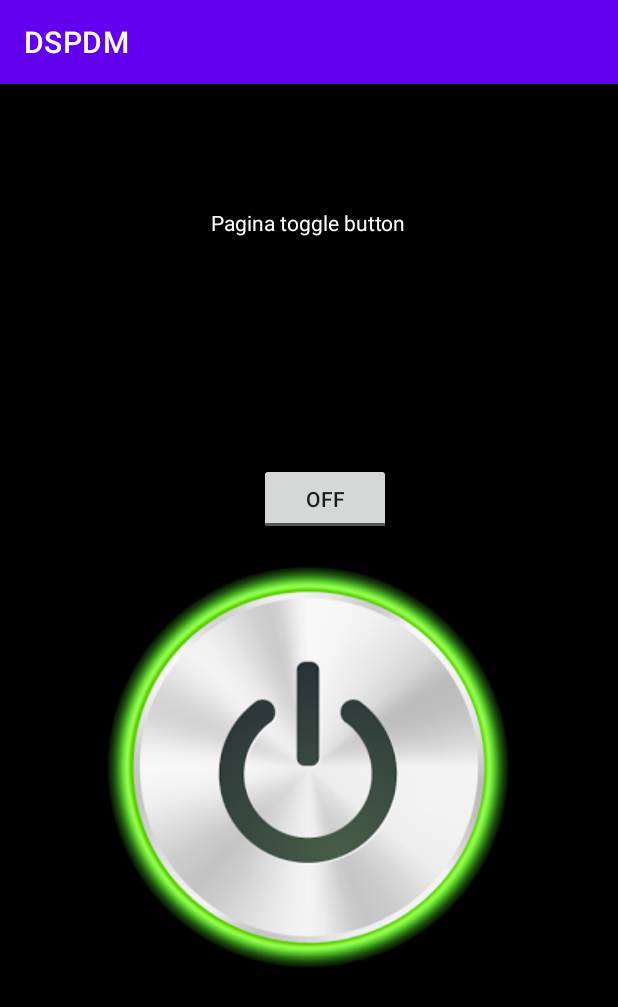
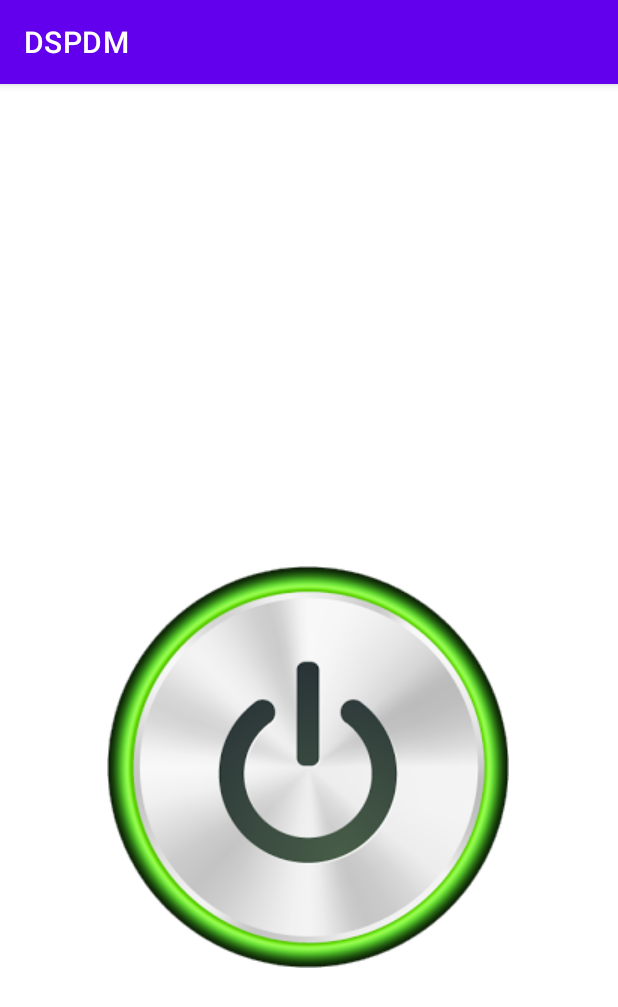
Before and after one commit to lazarojr25/DSPDM, an Android app: the LanternaActivity screen opened directly, with no data from a screen before it, after a tap on an icon or button, on a phone screen of 412 x 824 dp. Shown: the top 1007 px of the screen. Run offline under Robolectric (Android 15) with nearby library versions, the phone set to English and light mode, and no system bars.

Commit message:
alteração no layout de lanterna, deixando apenas o imageButton

```diff
--- a/app/src/main/java/br/com/dspdm/quixada/ufc/LanternaActivity.java
+++ b/app/src/main/java/br/com/dspdm/quixada/ufc/LanternaActivity.java
@@ -26,7 +26,6 @@
 public class LanternaActivity extends AppCompatActivity {
 
     private TextView statusLanterna;
-    private ToggleButton toggleButton;
     private ImageButton imageButtonOnOffLantern;
     private ConstraintLayout btntoggle_view;
     private CameraManager cameraManager;
@@ -42,12 +41,8 @@
     protected void onCreate(Bundle savedInstanceState) {
         super.onCreate(savedInstanceState);
         setContentView(R.layout.activity_button_toggle);
-        btntoggle_view = (ConstraintLayout) findViewById(R.id.activityToggleButtonId);
-        statusLanterna = (TextView)findViewById(R.id.textView);
         imageButtonOnOffLantern = (ImageButton)findViewById(R.id.imageButton_on_lantern);
-        toggleButton = findViewById(R.id.toggleButton01);
-        btntoggle_view.setBackgroundColor(Color.BLACK);
-        statusLanterna.setTextColor(Color.BLACK);
+        //toggleButton = findViewById(R.id.toggleButton01);
         cameraManager = (CameraManager) getSystemService(Context.CAMERA_SERVICE); // instancio o gerenciador de camera
         v = (Vibrator) getSystemService(VIBRATOR_SERVICE);
         kabum = (VideoView) findViewById(R.id.kabum);
@@ -56,21 +51,17 @@
         kabum.setVideoURI(u);
 
         //alteraCorFundo(btntoggle_view);
-        ligarLanterma(btntoggle_view);
+        ligarLanterma();
 
     }
 
-    public void ligarLanterma(ConstraintLayout main_view)
+    public void ligarLanterma()
     {
         imageButtonOnOffLantern.setOnClickListener(new View.OnClickListener() {
             @Override
             public void onClick(View view) {
                 onOffLanterna = !onOffLanterna;
                 if (onOffLanterna) { // liga o led e altera a cor de  fundo
-                    // The toggle is enabled
-                    statusLanterna.setText("Lanterna Ligada");
-                    showMessage("Toggle buttom is on");
-                    statusLanterna.setTextColor(Color.BLACK);
                     //main_view.setBackgroundColor(Color.WHITE);
                     if(getPackageManager().hasSystemFeature(PackageManager.FEATURE_CAMERA_FLASH))
                     {
@@ -95,7 +86,7 @@
                         view.setVisibility(View.INVISIBLE);
                         imageButtonOnOffLantern = (ImageButton)findViewById(R.id.imageButton_off_lantern);
                         imageButtonOnOffLantern.setVisibility(View.VISIBLE);
-                        ligarLanterma(btntoggle_view);
+                        ligarLanterma();
 
                     }else
                     {
@@ -104,26 +95,29 @@
 
 
                 } else {
-                    // The toggle is disabled
-                    showMessage("Toggle buttom is off");
-                    statusLanterna.setText("Lanterna Desligada");
-                    statusLanterna.setTextColor(Color.WHITE);
-                    //main_view.setBackgroundColor(Color.BLACK);
+                    // The flag is disabled
+
                     try {
-                        if (Build.VERSION.SDK_INT >= Build.VERSION_CODES.M) {
+                        if (Build.VERSION.SDK_INT >= Build.VERSION_CODES.M
+                                && getPackageManager().hasSystemFeature(PackageManager.FEATURE_CAMERA_FLASH)) {
                             String cameraId = cameraManager.getCameraIdList()[0];
                             cameraManager.setTorchMode(cameraId,false);
+                            showMessage("Lanterna desligada");
+                            view.setVisibility(View.INVISIBLE);
+                            imageButtonOnOffLantern = (ImageButton)findViewById(R.id.imageButton_on_lantern);
+                            imageButtonOnOffLantern.setVisibility(View.VISIBLE);
+                            ligarLanterma();
+                            kabum.stopPlayback();
+                            kabum.setVisibility(View.INVISIBLE);
+                        }else
+                        {
+                            Toast.makeText(LanternaActivity.this, "Esse dispositivo não possui flash", Toast.LENGTH_SHORT).show();
                         }
                     } catch (CameraAccessException e) {
                         e.printStackTrace();
                     }
 
-                    view.setVisibility(View.INVISIBLE);
-                    imageButtonOnOffLantern = (ImageButton)findViewById(R.id.imageButton_on_lantern);
-                    imageButtonOnOffLantern.setVisibility(View.VISIBLE);
-                    ligarLanterma(btntoggle_view);
-                    kabum.stopPlayback();
-                    kabum.setVisibility(View.INVISIBLE);
+
                 }
             }
         });
--- a/app/src/main/res/layout/activity_button_toggle.xml
+++ b/app/src/main/res/layout/activity_button_toggle.xml
@@ -17,45 +17,6 @@
         app:layout_constraintEnd_toEndOf="parent"
         app:layout_constraintStart_toStartOf="parent"
         app:layout_constraintTop_toTopOf="parent" />
-    <TextView
-        android:id="@+id/tituloButtonToggleActivity"
-        android:layout_width="wrap_content"
-        android:layout_height="wrap_content"
-        android:text="Pagina toggle button"
-        android:textColor="@color/white"
-        app:layout_constraintBottom_toBottomOf="parent"
-        app:layout_constraintEnd_toEndOf="parent"
-        app:layout_constraintHorizontal_bias="0.498"
-        app:layout_constraintStart_toStartOf="parent"
-        app:layout_constraintTop_toTopOf="parent"
-        app:layout_constraintVertical_bias="0.11" />
-
-    <TextView
-        android:id="@+id/textView"
-        android:layout_width="wrap_content"
-        android:layout_height="wrap_content"
-        android:text="Hello World!"
-        app:layout_constraintBottom_toBottomOf="parent"
-        app:layout_constraintEnd_toEndOf="parent"
-        app:layout_constraintHorizontal_bias="0.514"
-        app:layout_constraintStart_toStartOf="parent"
-        app:layout_constraintTop_toTopOf="parent"
-        app:layout_constraintVertical_bias="0.266" />
-
-    <ToggleButton
-        android:id="@+id/toggleButton01"
-        android:layout_width="wrap_content"
-        android:layout_height="wrap_content"
-        android:text="ToggleButton"
-        android:textOff="Off"
-        android:textOn="On"
-        app:layout_constraintBottom_toBottomOf="parent"
-        app:layout_constraintEnd_toEndOf="parent"
-        app:layout_constraintHorizontal_bias="0.532"
-        app:layout_constraintStart_toStartOf="parent"
-        app:layout_constraintTop_toTopOf="parent"
-        app:layout_constraintVertical_bias="0.351"
-        tools:visibility="visible" />
 
     <ImageButton
         android:id="@+id/imageButton_on_lantern"
```
